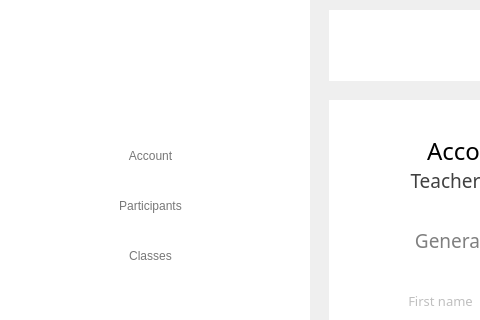
Above: Audo/Frontend/Audo/teacheraccount.ui from codingburgas/Audo before the change; both pictures show x 0 to 480 and y 0 to 320 of the 1280 by 832 pixel window. Below: the same form after it.
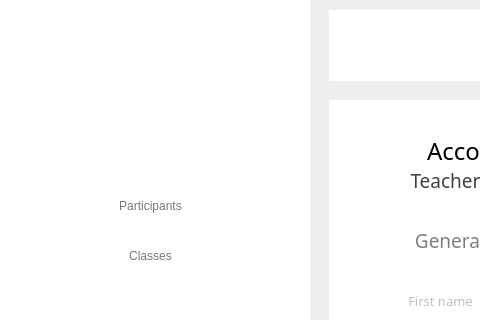
That is the form after the change. Icons and pictures are not drawn.

What changed in the file:
```diff
--- a/Audo/Frontend/Audo/teacheraccount.ui
+++ b/Audo/Frontend/Audo/teacheraccount.ui
@@ -174,44 +174,6 @@
     <set>Qt::AlignCenter</set>
    </property>
   </widget>
-  <widget class="QPushButton" name="SignOut_2">
-   <property name="geometry">
-    <rect>
-     <x>30</x>
-     <y>130</y>
-     <width>241</width>
-     <height>51</height>
-    </rect>
-   </property>
-   <property name="cursor">
-    <cursorShape>PointingHandCursor</cursorShape>
-   </property>
-   <property name="autoFillBackground">
-    <bool>false</bool>
-   </property>
-   <property name="styleSheet">
-    <string notr="true">QPushButton {
-font: 600 14pt &quot;Roboto Serif SemiBold&quot;;
-background:none;
-border-radius: 10px;
-color: #777777;
-}
-QPushButton:hover {
-font: 600 14pt &quot;Roboto Serif SemiBold&quot;;
-border-radius: 10px;
-color: #000000;
-background-color: #EEEEEE;
- }
-
-</string>
-   </property>
-   <property name="text">
-    <string>Account</string>
-   </property>
-   <property name="flat">
-    <bool>true</bool>
-   </property>
-  </widget>
   <widget class="QLabel" name="Background_4">
    <property name="geometry">
     <rect>
```
Left out of the diff: 27 changed lines with no effect on the pictures.
